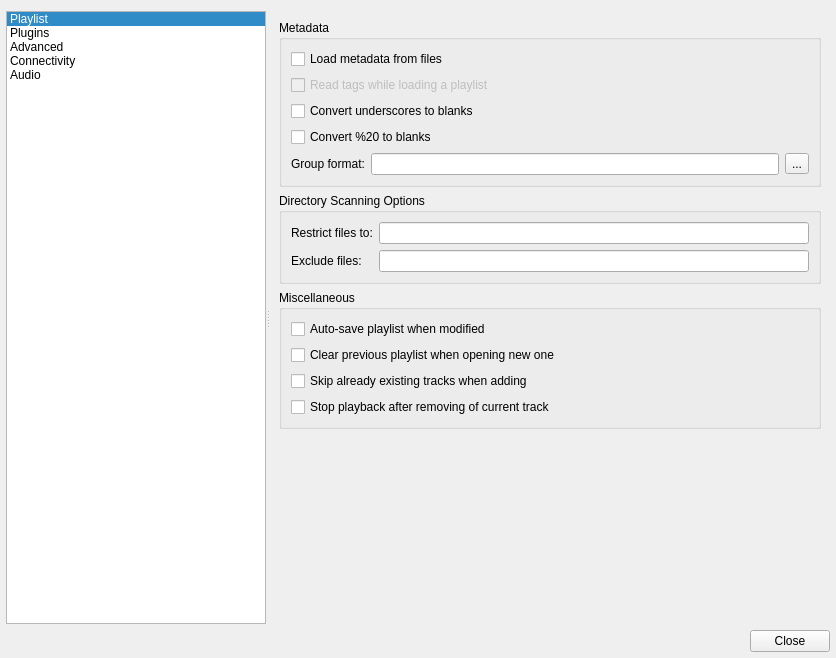
Qt form qmmp/src/qmmpui/forms/configdialog.ui (prinsbert/qmmp-dev) before a commit.
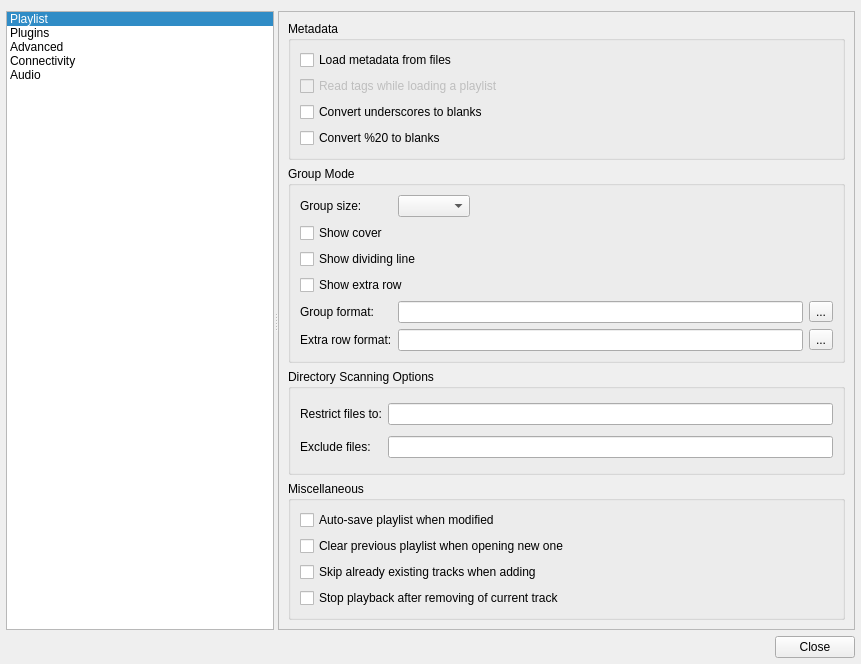
The same form after that commit. Icons and pictures are not drawn.

Commit message: prepare for group mode settings implementation

The edit to the form file:
```diff
--- a/qmmp/src/qmmpui/forms/configdialog.ui
+++ b/qmmp/src/qmmpui/forms/configdialog.ui
@@ -6,8 +6,8 @@
    <rect>
     <x>0</x>
     <y>0</y>
-    <width>836</width>
-    <height>658</height>
+    <width>861</width>
+    <height>664</height>
    </rect>
   </property>
   <property name="windowTitle">
@@ -116,34 +116,110 @@
        <number>0</number>
       </property>
       <widget class="QWidget" name="page">
-       <layout class="QVBoxLayout" name="verticalLayout">
+       <layout class="QVBoxLayout" name="verticalLayout_10">
+        <property name="spacing">
+         <number>0</number>
+        </property>
+        <property name="leftMargin">
+         <number>0</number>
+        </property>
+        <property name="topMargin">
+         <number>0</number>
+        </property>
+        <property name="rightMargin">
+         <number>0</number>
+        </property>
+        <property name="bottomMargin">
+         <number>0</number>
+        </property>
+        <item>
+         <widget class="QScrollArea" name="scrollArea">
+          <property name="widgetResizable">
+           <bool>true</bool>
+          </property>
+          <widget class="QWidget" name="scrollAreaWidgetContents">
+           <property name="geometry">
+            <rect>
+             <x>0</x>
+             <y>0</y>
+             <width>569</width>
+             <height>659</height>
+            </rect>
+           </property>
+           <layout class="QVBoxLayout" name="verticalLayout_9">
         <item>
          <widget class="QGroupBox" name="groupBox_3">
           <property name="title">
            <string>Metadata</string>
           </property>
-          <layout class="QGridLayout" name="gridLayout">
-           <item row="0" column="0" colspan="2">
+              <layout class="QVBoxLayout" name="verticalLayout">
+               <item>
             <widget class="QCheckBox" name="metaDataCheckBox">
              <property name="text">
               <string>Load metadata from files</string>
              </property>
             </widget>
            </item>
-           <item row="2" column="0" colspan="2">
+               <item>
+                <widget class="QCheckBox" name="plMetaDataCheckBox">
+                 <property name="enabled">
+                  <bool>false</bool>
+                 </property>
+                 <property name="text">
+                  <string>Read tags while loading a playlist</string>
+                 </property>
+                </widget>
+               </item>
+               <item>
             <widget class="QCheckBox" name="underscoresCheckBox">
              <property name="text">
               <string>Convert underscores to blanks</string>
              </property>
             </widget>
            </item>
-           <item row="3" column="0" colspan="2">
+               <item>
             <widget class="QCheckBox" name="per20CheckBox">
              <property name="text">
               <string>Convert %20 to blanks</string>
              </property>
             </widget>
            </item>
+              </layout>
+             </widget>
+            </item>
+            <item>
+             <widget class="QGroupBox" name="groupBox_12">
+              <property name="title">
+               <string>Group Mode</string>
+              </property>
+              <layout class="QFormLayout" name="formLayout_2">
+               <property name="fieldGrowthPolicy">
+                <enum>QFormLayout::ExpandingFieldsGrow</enum>
+               </property>
+               <item row="0" column="0">
+                <widget class="QLabel" name="label_23">
+                 <property name="text">
+                  <string>Group size:</string>
+                 </property>
+                </widget>
+               </item>
+               <item row="0" column="1">
+                <widget class="QComboBox" name="linesPerGroupComboBox">
+                 <property name="sizePolicy">
+                  <sizepolicy hsizetype="Preferred" vsizetype="Fixed">
+                   <horstretch>0</horstretch>
+                   <verstretch>0</verstretch>
+                  </sizepolicy>
+                 </property>
+                </widget>
+               </item>
+               <item row="2" column="0" colspan="2">
+                <widget class="QCheckBox" name="showDividingLineCheckBox">
+                 <property name="text">
+                  <string>Show dividing line</string>
+                 </property>
+                </widget>
+               </item>
            <item row="4" column="0">
             <widget class="QLabel" name="label_3">
              <property name="text">
@@ -152,22 +228,51 @@
             </widget>
            </item>
            <item row="4" column="1">
+                <layout class="QHBoxLayout" name="horizontalLayout_2">
+                 <item>
             <widget class="QLineEdit" name="groupLineEdit"/>
            </item>
-           <item row="4" column="2">
+                 <item>
             <widget class="QToolButton" name="groupButton">
              <property name="text">
               <string>...</string>
              </property>
             </widget>
            </item>
-           <item row="1" column="0" colspan="3">
-            <widget class="QCheckBox" name="plMetaDataCheckBox">
-             <property name="enabled">
-              <bool>false</bool>
-             </property>
+                </layout>
+               </item>
+               <item row="5" column="0">
+                <widget class="QLabel" name="label_22">
+                 <property name="text">
+                  <string>Extra row format:</string>
+                 </property>
+                </widget>
+               </item>
+               <item row="5" column="1">
+                <layout class="QHBoxLayout" name="horizontalLayout_3">
+                 <item>
+                  <widget class="QLineEdit" name="extraRowFormatLineEdit"/>
+                 </item>
+                 <item>
+                  <widget class="QToolButton" name="extraRowFormatButton">
              <property name="text">
-              <string>Read tags while loading a playlist</string>
+                    <string>...</string>
+                   </property>
+                  </widget>
+                 </item>
+                </layout>
+               </item>
+               <item row="3" column="0" colspan="2">
+                <widget class="QCheckBox" name="showExtraRowCheckBox">
+                 <property name="text">
+                  <string>Show extra row</string>
+                 </property>
+                </widget>
+               </item>
+               <item row="1" column="0" colspan="2">
+                <widget class="QCheckBox" name="groupsShowCoverCheckBox">
+                 <property name="text">
+                  <string>Show cover</string>
              </property>
             </widget>
            </item>
@@ -240,18 +345,9 @@
           </layout>
          </widget>
         </item>
-        <item>
-         <spacer name="verticalSpacer">
-          <property name="orientation">
-           <enum>Qt::Vertical</enum>
-          </property>
-          <property name="sizeHint" stdset="0">
-           <size>
-            <width>20</width>
-            <height>54</height>
-           </size>
-          </property>
-         </spacer>
+           </layout>
+          </widget>
+         </widget>
         </item>
        </layout>
       </widget>
```
Lines whose indentation alone changed are shown as unchanged.
